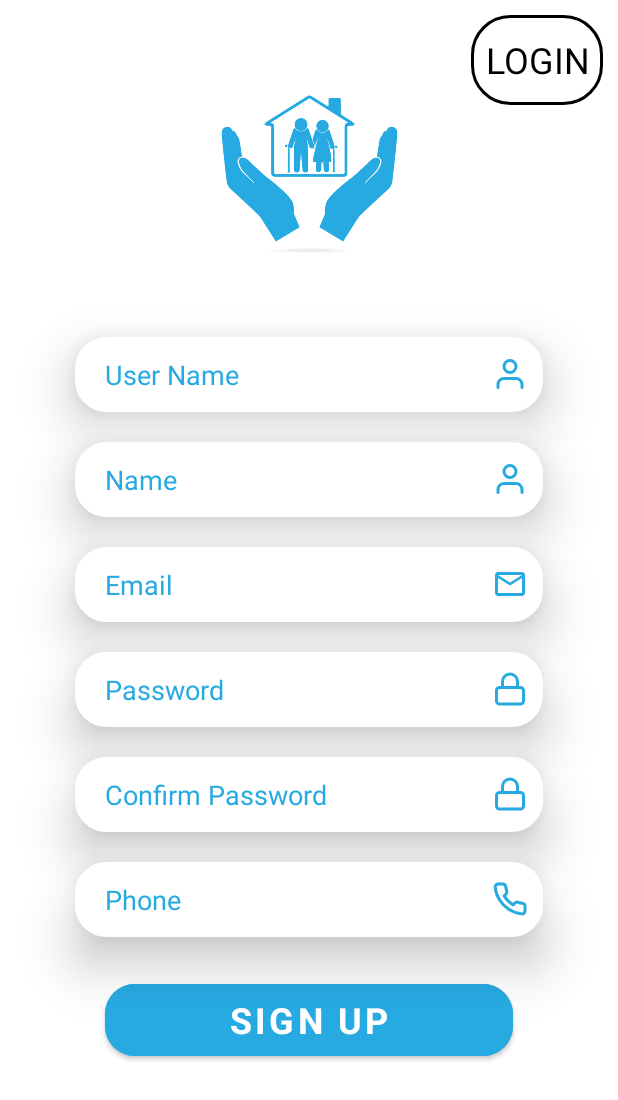
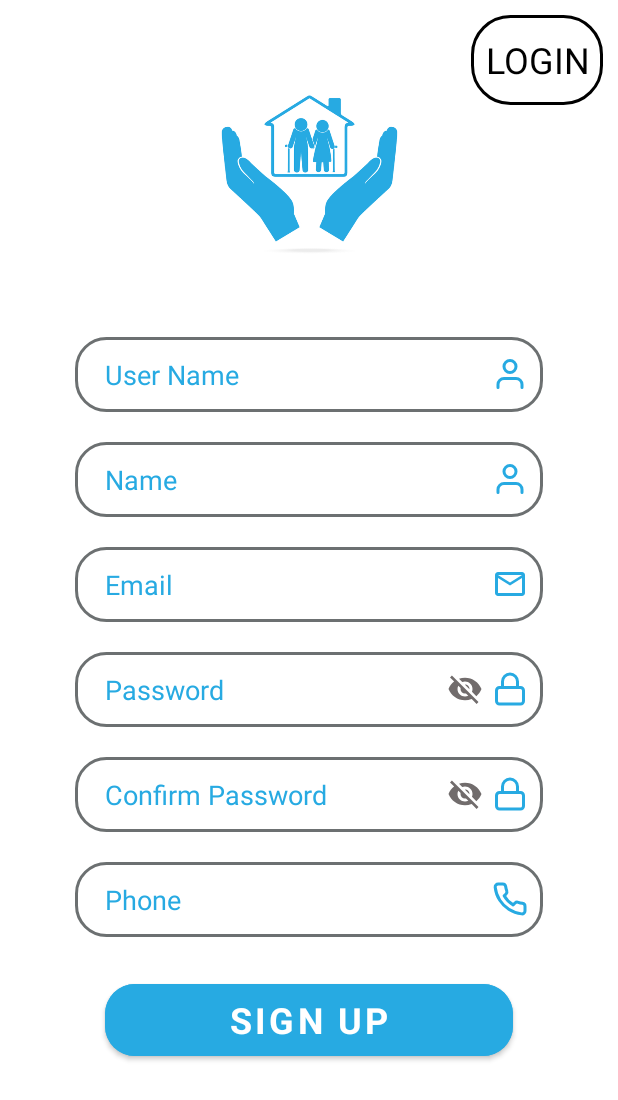
Before and after one commit to MostafaSalah22/Senior_app, an Android app: the SignupFragment screen opened through its navigation route, on a phone screen of 412 x 824 dp. Shown: the top 1100 px of the screen. Run offline under Robolectric (Android 15) with nearby library versions, the phone set to English and light mode, and no system bars; our stand-ins replace Dagger/Hilt's generated code; Roboto replaces fonts that are not available here.

```diff
--- a/app/src/main/res/drawable/round_corner.xml
+++ b/app/src/main/res/drawable/round_corner.xml
@@ -7,5 +7,5 @@
 
     <corners android:radius="20dp"/>
 
-    <stroke android:width='2dp' android:color="@color/white"/>
+    <stroke android:width='2dp' android:color="#6C7071"/>
 </shape>
--- a/app/src/main/res/layout/fragment_login.xml
+++ b/app/src/main/res/layout/fragment_login.xml
@@ -24,7 +24,6 @@
         android:layout_marginEnd="50dp"
         android:background="@drawable/round_corner"
         android:drawableEnd="@drawable/user"
-        android:elevation="20dp"
         android:ems="10"
         android:fontFamily="@font/fredoka_one"
         android:hint="@string/user_name"
@@ -46,7 +45,6 @@
         android:layout_marginEnd="50dp"
         android:background="@drawable/round_corner"
         android:drawableEnd="@drawable/lock"
-        android:elevation="20dp"
         android:ems="10"
         android:fontFamily="@font/fredoka_one"
         android:hint="@string/password"
--- a/app/src/main/res/layout/fragment_signup.xml
+++ b/app/src/main/res/layout/fragment_signup.xml
@@ -35,7 +35,6 @@
         android:layout_marginEnd="50dp"
         android:background="@drawable/round_corner"
         android:drawableEnd="@drawable/user"
-        android:elevation="20dp"
         android:ems="10"
         android:fontFamily="@font/fredoka_one"
         android:hint="@string/name"
@@ -58,7 +57,6 @@
         android:layout_marginEnd="50dp"
         android:background="@drawable/round_corner"
         android:drawableEnd="@drawable/user"
-        android:elevation="20dp"
         android:ems="10"
         android:fontFamily="@font/fredoka_one"
         android:hint="@string/user_name"
@@ -81,7 +79,6 @@
         android:layout_marginEnd="50dp"
         android:background="@drawable/round_corner"
         android:drawableEnd="@drawable/blue_email"
-        android:elevation="20dp"
         android:ems="10"
         android:fontFamily="@font/fredoka_one"
         android:hint="@string/email"
@@ -104,7 +101,6 @@
         android:layout_marginEnd="50dp"
         android:background="@drawable/round_corner"
         android:drawableEnd="@drawable/lock"
-        android:elevation="20dp"
         android:ems="10"
         android:fontFamily="@font/fredoka_one"
         android:hint="@string/password"
@@ -127,7 +123,6 @@
         android:layout_marginEnd="50dp"
         android:background="@drawable/round_corner"
         android:drawableEnd="@drawable/lock"
-        android:elevation="20dp"
         android:ems="10"
         android:fontFamily="@font/fredoka_one"
         android:hint="@string/confirm_new_password"
@@ -150,7 +145,6 @@
         android:layout_marginEnd="50dp"
         android:background="@drawable/round_corner"
         android:drawableEnd="@drawable/phone"
-        android:elevation="20dp"
         android:ems="10"
         android:fontFamily="@font/fredoka_one"
         android:hint="@string/phone"
```
